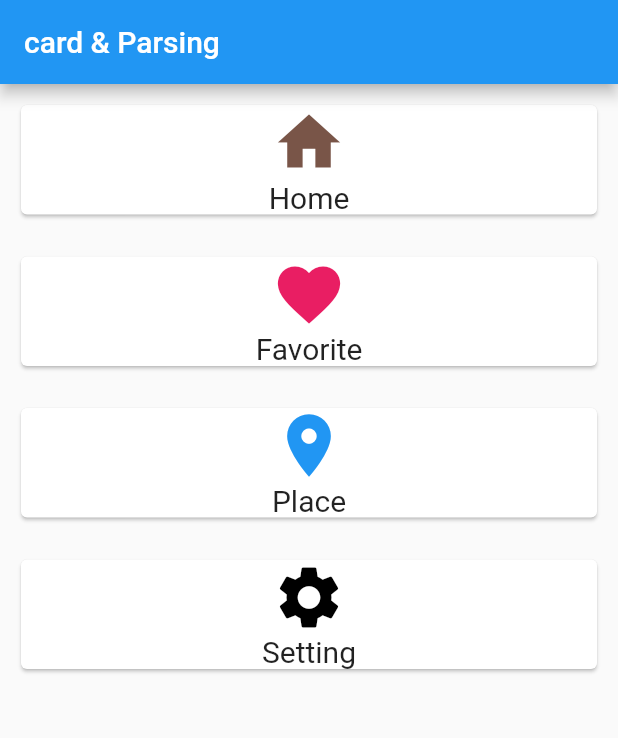
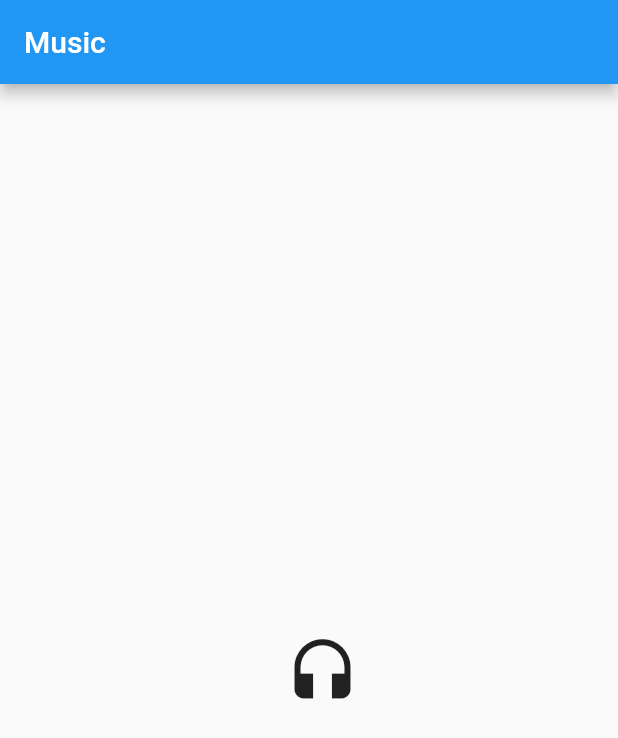
Before and after one commit to StartUpTech21/flutter_application_1, a Flutter app: the screen it shows after launch, on a phone screen of 412 x 824 dp. Shown: the top 738 px of the screen. Run offline on Flutter 3.47's test engine with Material 2 defaults, Android fonts, the phone set to English and light mode, and no system bars.

Commit message:
navigation, Routes dasar
import 'package:flutter/material.dart';

void main() {
  runApp(MaterialApp(
    title: "Sidafa Aplication",
    home: HalamanSatu(),
    routes: <String, WidgetBuilder>{
      '/HalSatu': (BuildContext context) => new HalamanSatu(),
      '/HalDua': (BuildContext context) => new HalamanDua(),
    },
  ));
}

class HalamanSatu extends StatelessWidget {
  // get onPressed => null;

  @override
  Widget build(BuildContext context) {
    return new Scaffold(
        appBar: new AppBar(
          title: new Text("Music"),
        ),
        body: new Center(
          child: new IconButton(
            onPressed: () {
              Navigator.pushNamed(context, '/HalDua');
            },
            icon: new Icon(
              Icons.headset,
              size: 50.0,
            ),
          ),
        ));
  }
}

class HalamanDua extends StatelessWidget {
  @override
  Widget build(BuildContext context) {
    return new Scaffold(
        appBar: new AppBar(
          title: new Text("Speaker"),
        ),
        body: new Center(
          child: new IconButton(
            onPressed: () {
              Navigator.pushNamed(context, '/HalSatu');
            },
            icon: new Icon(
              Icons.speaker,
              size: 50.0,
              color: Colors.red,
            ),
          ),
        ));
  }
}

```diff
--- a/lib/main.dart
+++ b/lib/main.dart
@@ -4,76 +4,54 @@ void main() {
   runApp(MaterialApp(
     title: "Sidafa Aplication",
     home: HalamanSatu(),
+    routes: <String, WidgetBuilder>{
+      '/HalSatu': (BuildContext context) => new HalamanSatu(),
+      '/HalDua': (BuildContext context) => new HalamanDua(),
+    },
   ));
 }
 
 class HalamanSatu extends StatelessWidget {
+  // get onPressed => null;
+
   @override
   Widget build(BuildContext context) {
     return new Scaffold(
-      appBar: new AppBar(
-        title: const Text("card & Parsing"),
-      ),
-      body: new Container(
-        child: new Column(
-          crossAxisAlignment: CrossAxisAlignment.stretch,
-          children: <Widget>[
-            new CardSaya(
-              icon: Icons.home,
-              teks: "Home",
-              warnaIcon: Colors.brown,
+        appBar: new AppBar(
+          title: new Text("Music"),
+        ),
+        body: new Center(
+          child: new IconButton(
+            onPressed: () {
+              Navigator.pushNamed(context, '/HalDua');
+            },
+            icon: new Icon(
+              Icons.headset,
+              size: 50.0,
             ),
-            new CardSaya(
-              icon: Icons.favorite,
-              teks: "Favorite",
-              warnaIcon: Colors.pink,
-            ),
-            new CardSaya(
-              icon: Icons.place,
-              teks: "Place",
-              warnaIcon: Colors.blue,
-            ),
-            new CardSaya(
-              icon: Icons.settings,
-              teks: "Setting",
-              warnaIcon: Colors.black,
-            ),
-          ],
-        ),
-      ),
-    );
+          ),
+        ));
   }
 }
 
-class CardSaya extends StatelessWidget {
-  CardSaya({
-    required this.icon,
-    required this.teks,
-    required this.warnaIcon,
-  });
-  final IconData icon;
-  final String teks;
-  final Color warnaIcon;
-
+class HalamanDua extends StatelessWidget {
   @override
   Widget build(BuildContext context) {
-    return new Container(
-      padding: new EdgeInsets.all(10.0),
-      child: new Card(
-        child: new Column(
-          children: <Widget>[
-            new Icon(
-              icon,
+    return new Scaffold(
+        appBar: new AppBar(
+          title: new Text("Speaker"),
+        ),
+        body: new Center(
+          child: new IconButton(
+            onPressed: () {
+              Navigator.pushNamed(context, '/HalSatu');
+            },
+            icon: new Icon(
+              Icons.speaker,
               size: 50.0,
-              color: warnaIcon,
+              color: Colors.red,
             ),
-            new Text(
-              teks,
-              style: new TextStyle(fontSize: 20.0),
-            )
-          ],
-        ),
-      ),
-    );
+          ),
+        ));
   }
 }
```
